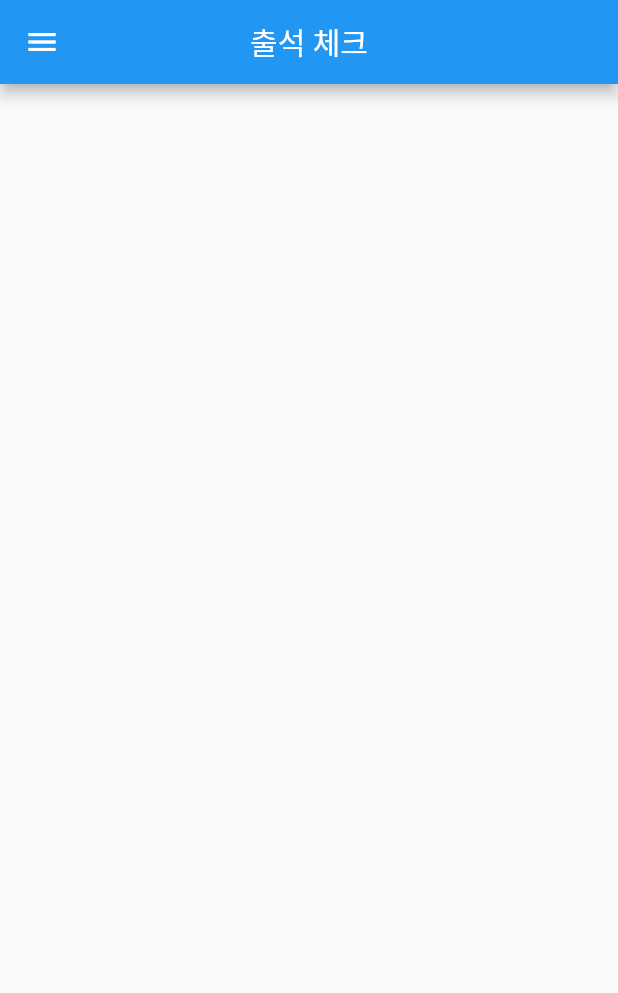
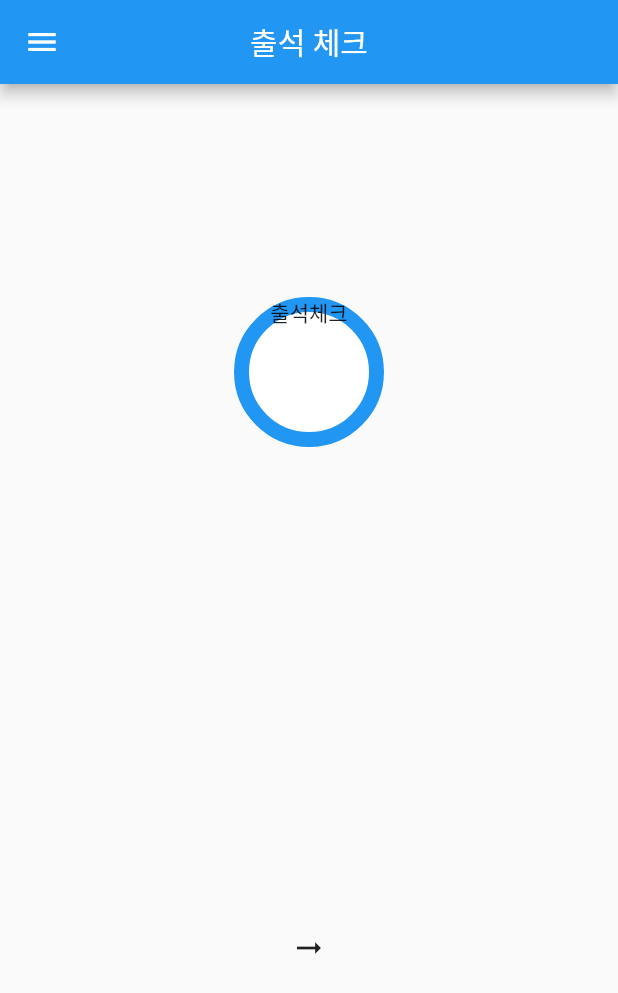
Before and after one commit to Doshuaaa/attendance_app, a Flutter app: the screen it shows after launch, on a phone screen of 412 x 824 dp. Shown: the top 993 px of the screen. Run offline on Flutter 3.47's test engine with Material 2 defaults, Android fonts, the phone set to English and light mode, and no system bars; our stand-ins replace cloud_firestore, firebase_core, table_calendar; accounts and stored records are empty.

Commit message:
main screen while working Sixth commit

```diff
--- /dev/null
+++ b/lib/circle_button.dart
@@ -0,0 +1,44 @@
+import 'package:flutter/cupertino.dart';
+import 'package:flutter/material.dart';
+
+class CircleButton extends StatelessWidget {
+
+  final onTap;
+  final double? radius;
+  final borderSize;
+  final borderColor;
+  final foregroundColor;
+  final child;
+
+
+  CircleButton({this.onTap, this.radius, this.borderSize, this.borderColor,
+      this.foregroundColor, this.child, super.key});
+
+  @override
+  Widget build(BuildContext context) {
+
+    return ClipOval(
+      child: Container(
+        width: radius,
+        height: radius,
+        decoration: BoxDecoration(
+          border:  Border.all(color: borderColor, width: borderSize),
+          color: foregroundColor,
+          shape: BoxShape.circle
+        ),
+        child: Material(
+          color: Colors.transparent,
+          child: InkWell(
+            radius: radius,
+            child: child ?? SizedBox(),
+            onTap: () async {
+              if(onTap != null) {
+                onTap();
+              }
+            },
+          ),
+        ),
+      ),
+    );
+  }
+}
--- a/lib/firebase_process.dart
+++ /dev/null
@@ -1,5 +0,0 @@
-import 'package:attendance_app/student.dart';
-import 'package:cloud_firestore/cloud_firestore.dart';
-import 'package:flutter/material.dart';
-
-import 'attendance_check.dart';
--- a/lib/main.dart
+++ b/lib/main.dart
@@ -1,3 +1,4 @@
+import 'package:attendance_app/circle_button.dart';
 import 'package:attendance_app/drawer.dart';
 import 'package:firebase_core/firebase_core.dart';
 import 'package:flutter/material.dart';
@@ -21,6 +22,8 @@ class MyApp extends StatelessWidget {
 }
 
 class AttendanceStateful extends StatefulWidget {
+  const AttendanceStateful({super.key});
+
   @override
   State<StatefulWidget> createState() => AttendanceWidgetState();
 }
@@ -33,8 +36,54 @@ class AttendanceWidgetState extends State<AttendanceStateful> {
     return Scaffold(
       appBar: AppBar(title: Text("출석 체크"), centerTitle: true,),
       drawer: AttendanceDrawer(),
-      body: Container(
+      body: Column(
+        children: [
+          Expanded(
+              child: CircleButton(
+                radius: 100.0,
+                borderSize: 10.0,
+                borderColor: Colors.blue,
+                foregroundColor: Colors.white,
+                child: const Center(
 
+                  child: SizedBox(
+                    height: 100.0,
+                    child: Text("출석체크",),
+                  ),
+                ),
+                onTap: () {
+
+                },
+              ),
+          ),
+
+
+          Expanded(
+              child: Row(
+                children: [
+                  Expanded(
+                    flex: 2,
+                    child: ListView.builder(itemBuilder: (context, index) {
+
+                    }),
+                  ),
+
+                  const Expanded(
+                      flex: 2,
+                      child: Center(
+                        child: Icon(Icons.arrow_right_alt_outlined),
+                      )
+                  ),
+                  Expanded(
+                    flex: 2,
+                    child: ListView.builder(itemBuilder: (context, index) {
+
+                    }),
+                  ),
+                ],
+              )
+          )
+        ]
       ),
     );
   }
```
Also changed, not shown: lib/attendance_check.dart (+0 -21 lines).
